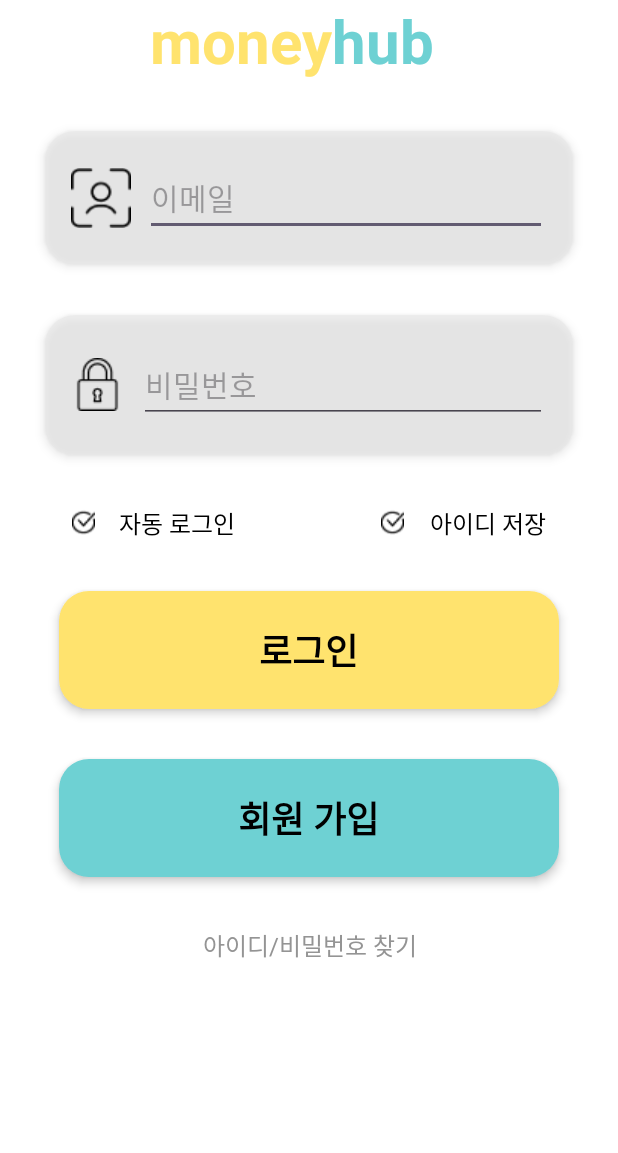
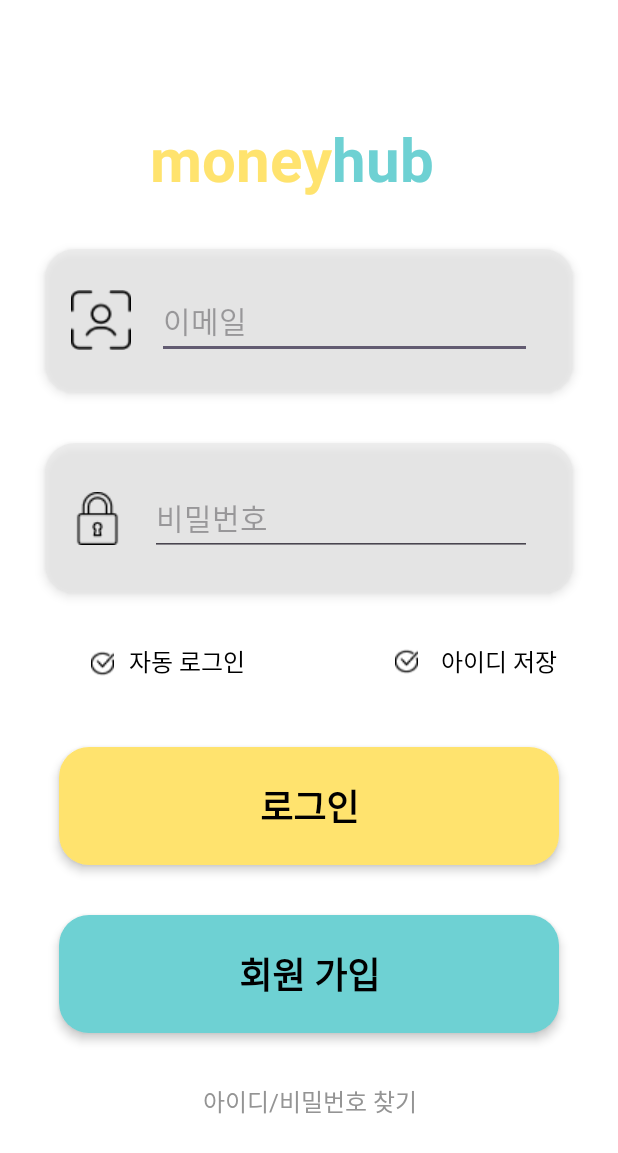
Before and after one commit to jihwannnn/moneyhub, an Android app: the layout login.xml on its own in the app's theme, with its tools: preview values and no code run, on a phone screen of 412 x 824 dp. Shown: the top 1153 px of the screen. Run offline under Robolectric (Android 15) with nearby library versions, the phone set to English and light mode, and no system bars.

Commit message:
liner layout 수정

```diff
--- a/app/src/main/res/layout/login.xml
+++ b/app/src/main/res/layout/login.xml
@@ -1,4 +1,4 @@
-<LinearLayout
+<androidx.constraintlayout.widget.ConstraintLayout
     xmlns:android="http://schemas.android.com/apk/res/android"
     xmlns:tools="http://schemas.android.com/tools"
     xmlns:app="http://schemas.android.com/apk/res-auto"
@@ -11,34 +11,48 @@
     <LinearLayout
         android:layout_width="match_parent"
         android:layout_height="wrap_content"
-            android:orientation="vertical">
+        android:orientation="vertical"
+        app:layout_constraintBottom_toBottomOf="parent"
+        app:layout_constraintEnd_toEndOf="parent"
+        app:layout_constraintStart_toStartOf="parent"
+        app:layout_constraintTop_toTopOf="parent">
 
 
         <!--            입력상자간 간격을 의미하는 layout_marginBottom-->
-            <LinearLayout
-                android:layout_width="match_parent"
+        <androidx.constraintlayout.widget.ConstraintLayout
+            android:layout_width="wrap_content"
             android:layout_height="wrap_content"
-                android:orientation="horizontal"
             android:layout_marginHorizontal="100dp"
-                android:layout_marginBottom="33dp">
+            android:layout_marginBottom="33dp"
+            android:orientation="horizontal">
 
             <TextView
+                android:id="@+id/textView3"
                 android:layout_width="wrap_content"
                 android:layout_height="wrap_content"
                 android:text="money"
                 android:textColor="#FFE36E"
                 android:textSize="40sp"
-                    android:textStyle="bold" />
+                android:textStyle="bold"
+                app:layout_constraintBottom_toBottomOf="parent"
+                app:layout_constraintEnd_toStartOf="@+id/textView2"
+                app:layout_constraintStart_toStartOf="parent"
+                app:layout_constraintTop_toTopOf="parent" />
 
             <TextView
+                android:id="@+id/textView2"
                 android:layout_width="wrap_content"
                 android:layout_height="wrap_content"
                 android:text="hub"
                 android:textColor="#6ED1D3"
                 android:textSize="40sp"
-                    android:textStyle="bold" />
+                android:textStyle="bold"
+                app:layout_constraintBottom_toBottomOf="parent"
+                app:layout_constraintEnd_toEndOf="parent"
+                app:layout_constraintStart_toEndOf="@+id/textView3"
+                app:layout_constraintTop_toTopOf="parent" />
 
-            </LinearLayout>
+        </androidx.constraintlayout.widget.ConstraintLayout>
 
 
         <!--            <LinearLayout-->
@@ -54,8 +68,7 @@
         <!--            </LinearLayout>-->
 
 
-
-            <LinearLayout
+        <androidx.constraintlayout.widget.ConstraintLayout
             android:id="@+id/r6rx0kt0rki2"
             android:layout_width="match_parent"
             android:layout_height="wrap_content"
@@ -68,14 +81,6 @@
             android:paddingHorizontal="17dp"
             android:paddingVertical="19dp">
 
-                <ImageView
-                    android:id="@+id/r6i78x1t4c1f"
-                    android:layout_width="40dp"
-                    android:layout_height="40dp"
-                    android:layout_marginEnd="9dp"
-                    android:scaleType="fitXY"
-                    android:src="@drawable/email" />
-
             <!--                <TextView-->
             <!--                    android:id="@+id/rl6lim8eg5w"-->
             <!--                    android:layout_width="match_parent"-->
@@ -85,20 +90,40 @@
             <!--                    android:textColor="#000000"-->
             <!--                    android:textSize="20sp" />-->
 
+            <ImageView
+                android:id="@+id/r6i78x1t4c1f"
+                android:layout_width="40dp"
+                android:layout_height="40dp"
+                android:scaleType="fitXY"
+                android:src="@drawable/email"
+                app:layout_constraintBottom_toBottomOf="parent"
+                app:layout_constraintEnd_toStartOf="@+id/emailEditText"
+                app:layout_constraintStart_toStartOf="parent"
+                app:layout_constraintTop_toTopOf="parent"
+                app:layout_constraintVertical_bias="0.47" />
+
             <EditText
                 android:id="@+id/emailEditText"
                 android:layout_width="0dp"
                 android:layout_height="wrap_content"
+                android:layout_marginStart="17dp"
+                android:layout_marginTop="3dp"
+                android:layout_marginEnd="10dp"
+                android:layout_marginBottom="3dp"
                 android:layout_weight="1"
                 android:hint="이메일"
                 android:inputType="textEmailAddress"
                 android:textColor="#000000"
-                    android:textSize="20sp" />
+                android:textSize="20sp"
+                app:layout_constraintBottom_toBottomOf="parent"
+                app:layout_constraintEnd_toEndOf="parent"
+                app:layout_constraintStart_toEndOf="@+id/r6i78x1t4c1f"
+                app:layout_constraintTop_toTopOf="parent" />
 
 
-            </LinearLayout>
+        </androidx.constraintlayout.widget.ConstraintLayout>
 
-            <LinearLayout
+        <androidx.constraintlayout.widget.ConstraintLayout
             android:id="@+id/r190kc6cojl7"
             android:layout_width="match_parent"
             android:layout_height="wrap_content"
@@ -115,37 +140,40 @@
                 android:id="@+id/rkbbclfmw8xn"
                 android:layout_width="35dp"
                 android:layout_height="35dp"
-                    android:layout_marginEnd="10dp"
                 android:scaleType="fitXY"
-                    android:src="@drawable/password" />
-
-<!--                <TextView-->
-<!--                    android:id="@+id/r4becusx03m4"-->
-<!--                    android:layout_width="match_parent"-->
-<!--                    android:layout_height="wrap_content"-->
-<!--                    android:layout_weight="1"-->
-<!--                    android:text="비밀번호"-->
-<!--                    android:textColor="#000000"-->
-<!--                    android:textSize="20sp" />-->
+                android:src="@drawable/password"
+                app:layout_constraintBottom_toBottomOf="parent"
+                app:layout_constraintEnd_toStartOf="@+id/passwordEditText"
+                app:layout_constraintStart_toStartOf="parent"
+                app:layout_constraintTop_toTopOf="parent" />
 
             <EditText
                 android:id="@+id/passwordEditText"
                 android:layout_width="0dp"
                 android:layout_height="wrap_content"
+                android:layout_marginStart="17dp"
+                android:layout_marginTop="3dp"
+                android:layout_marginEnd="10dp"
+                android:layout_marginBottom="3dp"
                 android:layout_weight="1"
                 android:hint="비밀번호"
                 android:inputType="textPassword"
                 android:textColor="#000000"
-                    android:textSize="20sp" />
+                android:textSize="20sp"
+                app:layout_constraintBottom_toBottomOf="parent"
+                app:layout_constraintEnd_toEndOf="parent"
+                app:layout_constraintStart_toEndOf="@+id/rkbbclfmw8xn"
+                app:layout_constraintTop_toTopOf="parent" />
 
-            </LinearLayout>
+        </androidx.constraintlayout.widget.ConstraintLayout>
 
-            <LinearLayout
+
+        <androidx.constraintlayout.widget.ConstraintLayout
             android:id="@+id/rpbg67a1q9qf"
             android:layout_width="match_parent"
             android:layout_height="wrap_content"
-                android:layout_marginHorizontal="48dp"
-                android:layout_marginBottom="33dp"
+            android:layout_marginHorizontal="30dp"
+            android:layout_marginBottom="40dp"
             android:gravity="center_vertical"
             android:orientation="horizontal">
 
@@ -153,44 +181,76 @@
                 android:id="@+id/rjmrz4bykic"
                 android:layout_width="15dp"
                 android:layout_height="18dp"
-                    android:layout_marginEnd="16dp"
+                android:layout_marginStart="35dp"
+                android:layout_marginEnd="10dp"
+                android:layout_marginBottom="5dp"
                 android:scaleType="fitXY"
-                    android:src="@drawable/check" />
+                android:src="@drawable/check"
+                app:layout_constraintBottom_toBottomOf="parent"
+                app:layout_constraintEnd_toStartOf="@+id/ruv8ezejlznd"
+                app:layout_constraintHorizontal_bias="0.0"
+                app:layout_constraintStart_toStartOf="parent"
+                app:layout_constraintTop_toTopOf="parent"
+                app:layout_constraintVertical_bias="0.833" />
 
             <TextView
                 android:id="@+id/ruv8ezejlznd"
                 android:layout_width="wrap_content"
                 android:layout_height="wrap_content"
+                android:layout_marginBottom="5dp"
                 android:text="자동 로그인"
                 android:textColor="#000000"
-                    android:textSize="16sp" />
+                android:textSize="16sp"
+                app:layout_constraintBottom_toBottomOf="parent"
+                app:layout_constraintEnd_toStartOf="@+id/rewzudxrzq0p"
+                app:layout_constraintStart_toEndOf="@+id/rjmrz4bykic"
+                app:layout_constraintTop_toTopOf="parent" />
 
-                <LinearLayout
+            <androidx.constraintlayout.widget.ConstraintLayout
                 android:id="@+id/rd27xbc1r3nm"
                 android:layout_width="0dp"
                 android:layout_height="match_parent"
+                android:layout_marginEnd="315dp"
+                android:layout_marginBottom="29dp"
                 android:layout_weight="1"
-                    android:orientation="vertical"></LinearLayout>
+                android:orientation="vertical"
+                app:layout_constraintBottom_toBottomOf="parent"
+                app:layout_constraintEnd_toEndOf="parent"
+                app:layout_constraintStart_toStartOf="parent"
+                app:layout_constraintTop_toTopOf="parent"></androidx.constraintlayout.widget.ConstraintLayout>
 
             <ImageView
                 android:id="@+id/rewzudxrzq0p"
                 android:layout_width="15dp"
                 android:layout_height="18dp"
-                    android:layout_marginEnd="17dp"
+                android:layout_marginStart="100dp"
+                android:layout_marginEnd="10dp"
+                android:layout_marginBottom="5dp"
                 android:scaleType="fitXY"
-                    android:src="@drawable/check" />
+                android:src="@drawable/check"
+                app:layout_constraintBottom_toBottomOf="parent"
+                app:layout_constraintEnd_toStartOf="@+id/rx64351pn71"
+                app:layout_constraintStart_toEndOf="@+id/ruv8ezejlznd"
+                app:layout_constraintTop_toTopOf="parent" />
 
             <TextView
                 android:id="@+id/rx64351pn71"
                 android:layout_width="wrap_content"
                 android:layout_height="wrap_content"
+                android:layout_marginStart="5dp"
+                android:layout_marginEnd="15dp"
+                android:layout_marginBottom="5dp"
                 android:text="아이디 저장"
                 android:textColor="#000000"
-                    android:textSize="16sp" />
-            </LinearLayout>
+                android:textSize="16sp"
+                app:layout_constraintBottom_toBottomOf="parent"
+                app:layout_constraintEnd_toEndOf="parent"
+                app:layout_constraintStart_toEndOf="@+id/rewzudxrzq0p"
+                app:layout_constraintTop_toTopOf="parent"
+                app:layout_constraintVertical_bias="1.0" />
+        </androidx.constraintlayout.widget.ConstraintLayout>
 
-
-            <LinearLayout
+        <androidx.constraintlayout.widget.ConstraintLayout
             android:id="@+id/r7447wwg9ma"
             android:layout_width="match_parent"
             android:layout_height="wrap_content"
@@ -209,19 +269,23 @@
                 android:text="로그인"
                 android:textColor="#000000"
                 android:textSize="24sp"
-                    android:textStyle="bold" />
-            </LinearLayout>
+                android:textStyle="bold"
+                app:layout_constraintBottom_toBottomOf="parent"
+                app:layout_constraintEnd_toEndOf="parent"
+                app:layout_constraintStart_toStartOf="parent"
+                app:layout_constraintTop_toTopOf="parent" />
+        </androidx.constraintlayout.widget.ConstraintLayout>
 
-            <LinearLayout
+        <androidx.constraintlayout.widget.ConstraintLayout
             android:id="@+id/rm74hf841fo"
             android:layout_width="match_parent"
             android:layout_height="wrap_content"
             android:layout_marginHorizontal="39dp"
             android:layout_marginBottom="33dp"
+            android:background="@drawable/emerald"
             android:elevation="4dp"
             android:gravity="center_horizontal"
             android:orientation="vertical"
-                android:background="@drawable/emerald"
 
             android:paddingVertical="21dp">
 
@@ -233,8 +297,12 @@
                 android:text="회원 가입"
                 android:textColor="#000000"
                 android:textSize="24sp"
-                    android:textStyle="bold" />
-            </LinearLayout>
+                android:textStyle="bold"
+                app:layout_constraintBottom_toBottomOf="parent"
+                app:layout_constraintEnd_toEndOf="parent"
+                app:layout_constraintStart_toStartOf="parent"
+                app:layout_constraintTop_toTopOf="parent" />
+        </androidx.constraintlayout.widget.ConstraintLayout>
 
         <TextView
             android:id="@+id/rjg1t5g8a3ch"
@@ -246,4 +314,4 @@
             android:textSize="16sp" />
     </LinearLayout>
 
-</LinearLayout>
+</androidx.constraintlayout.widget.ConstraintLayout>
```
Lines whose indentation alone changed are shown as unchanged.
